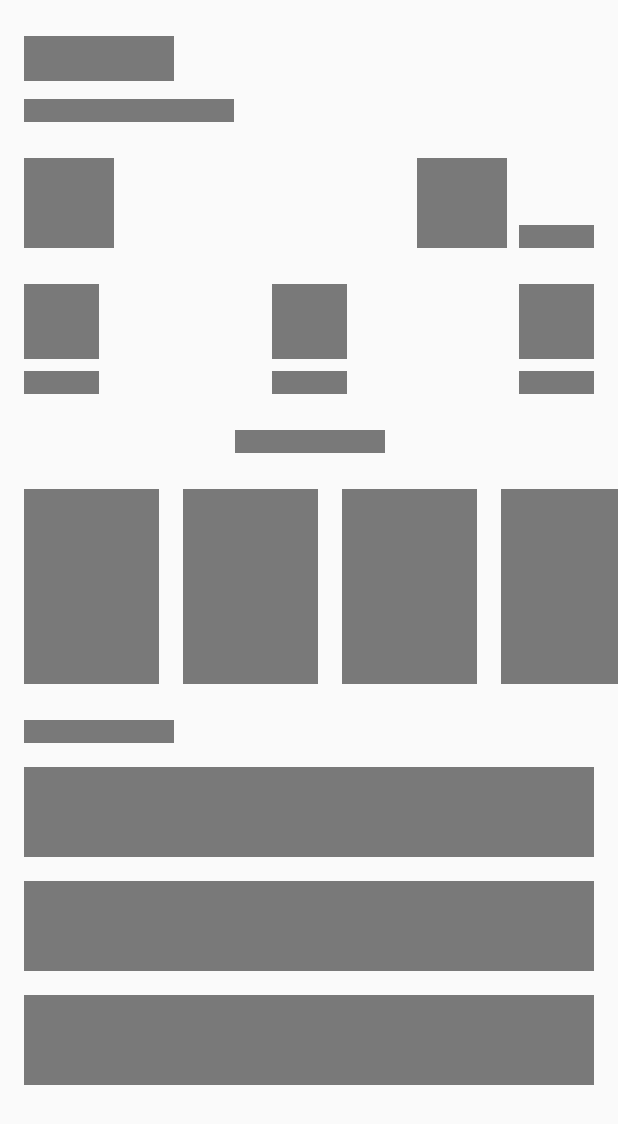
After one commit to mdtasnimulh/KotlinWeather, an Android app: the layout shimmer_layout.xml on its own in the app's theme, with its tools: preview values and no code run, on a phone screen of 412 x 824 dp. The commit adds this screen. Shown: the top 1124 px of the screen. Run offline under Robolectric (Android 15) with nearby library versions, the phone set to English and light mode, and no system bars.

Commit message:
project done

```diff
--- a/app/build.gradle.kts
+++ b/app/build.gradle.kts
@@ -85,6 +85,8 @@ dependencies {
     // LiveData
     implementation ("androidx.lifecycle:lifecycle-livedata-ktx:2.6.2")
 
+    implementation ("com.facebook.shimmer:shimmer:0.5.0")
+
     // Glide
     /*implementation ("com.github.bumptech.glide:glide:4.12.0")
     implementation ("com.caverock:androidsvg-aar:1.4")
--- a/app/src/main/java/com/tasnim/chowdhury/kotlinweather/MainActivity.kt
+++ b/app/src/main/java/com/tasnim/chowdhury/kotlinweather/MainActivity.kt
@@ -14,6 +14,7 @@ import android.os.Handler
 import android.os.Looper
 import android.provider.Settings
 import android.util.Log
+import android.view.View
 import android.widget.Toast
 import androidx.activity.viewModels
 import androidx.core.app.ActivityCompat
--- a/app/src/main/res/layout/activity_main.xml
+++ b/app/src/main/res/layout/activity_main.xml
@@ -3,7 +3,19 @@
     xmlns:app="http://schemas.android.com/apk/res-auto"
     xmlns:tools="http://schemas.android.com/tools">
 
+    <data>
+
+        <import
+            type="android.view.View" />
+
+        <variable
+            name="viewModel"
+            type="com.tasnim.chowdhury.kotlinweather.viewModel.WeatherViewModel" />
+
+    </data>
+
     <androidx.constraintlayout.widget.ConstraintLayout
+        android:id="@+id/mainActivity"
         android:layout_width="match_parent"
         android:layout_height="match_parent"
         tools:context=".MainActivity">
@@ -12,6 +24,8 @@
             android:id="@+id/mainNestedSv"
             android:layout_width="0dp"
             android:layout_height="0dp"
+            android:visibility="@{viewModel.dataLoading ? View.GONE : View.VISIBLE}"
+            tools:visibility="visible"
             app:layout_constraintBottom_toBottomOf="parent"
             app:layout_constraintEnd_toEndOf="parent"
             app:layout_constraintStart_toStartOf="parent"
@@ -372,6 +386,34 @@
 
         </androidx.core.widget.NestedScrollView>
 
+        <com.facebook.shimmer.ShimmerFrameLayout
+            android:id="@+id/shimmer"
+            android:layout_width="match_parent"
+            android:layout_height="0dp"
+            android:layout_marginHorizontal="16dp"
+            android:visibility="@{viewModel.dataLoading ? View.VISIBLE : View.GONE}"
+            tools:visibility="gone"
+            app:layout_constraintEnd_toEndOf="parent"
+            app:layout_constraintStart_toStartOf="parent"
+            app:layout_constraintTop_toTopOf="parent"
+            app:layout_constraintBottom_toBottomOf="parent"
+            app:layout_goneMarginTop="5dp"
+            app:shimmer_duration="1500">
+
+            <!-- Adding 4 grid rows of shimmer layout -->
+
+            <LinearLayout
+                android:layout_width="match_parent"
+                android:layout_height="match_parent"
+                android:baselineAligned="false"
+                android:orientation="vertical">
+
+                <include layout="@layout/shimmer_layout" />
+
+            </LinearLayout>
+
+        </com.facebook.shimmer.ShimmerFrameLayout>
+
     </androidx.constraintlayout.widget.ConstraintLayout>
 
 </layout>
--- /dev/null
+++ b/app/src/main/res/layout/shimmer_layout.xml
@@ -0,0 +1,230 @@
+<?xml version="1.0" encoding="utf-8"?>
+<androidx.constraintlayout.widget.ConstraintLayout xmlns:android="http://schemas.android.com/apk/res/android"
+    xmlns:app="http://schemas.android.com/apk/res-auto"
+    xmlns:tools="http://schemas.android.com/tools"
+    android:layout_width="match_parent"
+    android:layout_height="match_parent"
+    android:paddingVertical="16dp">
+
+    <androidx.core.widget.NestedScrollView
+        android:id="@+id/sNestedSv"
+        android:layout_width="0dp"
+        android:layout_height="0dp"
+        app:layout_constraintBottom_toBottomOf="parent"
+        app:layout_constraintEnd_toEndOf="parent"
+        app:layout_constraintStart_toStartOf="parent"
+        app:layout_constraintTop_toTopOf="parent">
+
+        <androidx.constraintlayout.widget.ConstraintLayout
+            android:layout_width="match_parent"
+            android:layout_height="match_parent">
+
+            <View
+                android:id="@+id/cityName"
+                android:layout_width="100dp"
+                android:layout_height="30dp"
+                android:layout_marginTop="8dp"
+                android:layout_marginStart="16dp"
+                android:background="#797979"
+                app:layout_constraintTop_toTopOf="parent"
+                app:layout_constraintStart_toStartOf="parent"/>
+
+            <View
+                android:id="@+id/dateTime"
+                android:layout_width="140dp"
+                android:layout_height="15dp"
+                android:layout_marginTop="12dp"
+                android:layout_marginStart="16dp"
+                android:background="#797979"
+                app:layout_constraintTop_toBottomOf="@+id/cityName"
+                app:layout_constraintStart_toStartOf="parent"/>
+
+            <View
+                android:id="@+id/currentIcon"
+                android:layout_width="60dp"
+                android:layout_height="60dp"
+                android:layout_marginTop="24dp"
+                android:layout_marginStart="16dp"
+                android:background="#797979"
+                app:layout_constraintTop_toBottomOf="@+id/dateTime"
+                app:layout_constraintStart_toStartOf="parent"/>
+
+            <View
+                android:id="@+id/currentCondition"
+                android:layout_width="50dp"
+                android:layout_height="15dp"
+                android:layout_marginTop="24dp"
+                android:layout_marginEnd="16dp"
+                android:background="#797979"
+                app:layout_constraintEnd_toEndOf="parent"
+                app:layout_constraintBottom_toBottomOf="@+id/currentTemp"/>
+
+            <View
+                android:id="@+id/currentTemp"
+                android:layout_width="60dp"
+                android:layout_height="60dp"
+                android:layout_marginEnd="8dp"
+                android:layout_marginStart="16dp"
+                android:background="#797979"
+                app:layout_constraintTop_toTopOf="@+id/currentIcon"
+                app:layout_constraintBottom_toBottomOf="@+id/currentIcon"
+                app:layout_constraintEnd_toStartOf="@+id/currentCondition"/>
+
+            <View
+                android:id="@+id/widnSpeed"
+                android:layout_width="50dp"
+                android:layout_height="50dp"
+                android:layout_marginTop="24dp"
+                android:layout_marginStart="16dp"
+                android:background="#797979"
+                app:layout_constraintTop_toBottomOf="@+id/currentIcon"
+                app:layout_constraintStart_toStartOf="parent"/>
+
+            <View
+                android:id="@+id/windSpeedT"
+                android:layout_width="50dp"
+                android:layout_height="15dp"
+                android:layout_marginTop="8dp"
+                android:background="#797979"
+                app:layout_constraintEnd_toEndOf="@+id/widnSpeed"
+                app:layout_constraintStart_toStartOf="@+id/widnSpeed"
+                app:layout_constraintTop_toBottomOf="@+id/widnSpeed"/>
+
+            <View
+                android:id="@+id/humidityC"
+                android:layout_width="50dp"
+                android:layout_height="50dp"
+                android:layout_marginEnd="16dp"
+                android:background="#797979"
+                app:layout_constraintTop_toTopOf="@+id/widnSpeed"
+                app:layout_constraintBottom_toBottomOf="@+id/widnSpeed"
+                app:layout_constraintEnd_toEndOf="parent"/>
+
+            <View
+                android:id="@+id/humidityT"
+                android:layout_width="50dp"
+                android:layout_height="15dp"
+                android:layout_marginTop="8dp"
+                android:background="#797979"
+                app:layout_constraintEnd_toEndOf="@+id/humidityC"
+                app:layout_constraintStart_toStartOf="@+id/humidityC"
+                app:layout_constraintTop_toBottomOf="@+id/humidityC"/>
+
+            <View
+                android:id="@+id/cloudC"
+                android:layout_width="50dp"
+                android:layout_height="50dp"
+                android:background="#797979"
+                app:layout_constraintBottom_toBottomOf="@+id/widnSpeed"
+                app:layout_constraintEnd_toStartOf="@+id/humidityC"
+                app:layout_constraintStart_toEndOf="@+id/widnSpeed"
+                app:layout_constraintTop_toTopOf="@+id/widnSpeed" />
+
+            <View
+                android:id="@+id/cloudT"
+                android:layout_width="50dp"
+                android:layout_height="15dp"
+                android:layout_marginTop="8dp"
+                android:background="#797979"
+                app:layout_constraintEnd_toEndOf="@+id/cloudC"
+                app:layout_constraintStart_toStartOf="@+id/cloudC"
+                app:layout_constraintTop_toBottomOf="@+id/cloudC"/>
+
+            <View
+                android:id="@+id/todayT"
+                android:layout_width="100dp"
+                android:layout_height="15dp"
+                android:layout_marginTop="24dp"
+                android:background="#797979"
+                app:layout_constraintEnd_toEndOf="@+id/cloudC"
+                app:layout_constraintStart_toStartOf="@+id/cloudC"
+                app:layout_constraintTop_toBottomOf="@+id/cloudT"/>
+
+            <View
+                android:id="@+id/hc"
+                android:layout_width="90dp"
+                android:layout_height="130dp"
+                android:background="#797979"
+                android:layout_marginTop="24dp"
+                android:layout_marginStart="16dp"
+                app:layout_constraintTop_toBottomOf="@+id/todayT"
+                app:layout_constraintStart_toStartOf="parent"/>
+
+            <View
+                android:id="@+id/hcs"
+                android:layout_width="90dp"
+                android:layout_height="130dp"
+                android:background="#797979"
+                android:layout_marginStart="16dp"
+                app:layout_constraintBottom_toBottomOf="@+id/hc"
+                app:layout_constraintStart_toEndOf="@+id/hc"
+                app:layout_constraintTop_toTopOf="@+id/hc" />
+
+            <View
+                android:id="@+id/hcsa"
+                android:layout_width="90dp"
+                android:layout_height="130dp"
+                android:background="#797979"
+                android:layout_marginStart="16dp"
+                app:layout_constraintBottom_toBottomOf="@+id/hcs"
+                app:layout_constraintStart_toEndOf="@+id/hcs"
+                app:layout_constraintTop_toTopOf="@+id/hcs" />
+
+            <View
+                android:id="@+id/hcsad"
+                android:layout_width="90dp"
+                android:layout_height="130dp"
+                android:background="#797979"
+                android:layout_marginStart="16dp"
+                app:layout_constraintBottom_toBottomOf="@+id/hcs"
+                app:layout_constraintStart_toEndOf="@+id/hcsa"
+                app:layout_constraintTop_toTopOf="@+id/hcs" />
+
+            <View
+                android:id="@+id/dailyT"
+                android:layout_width="100dp"
+                android:layout_height="15dp"
+                android:layout_marginTop="24dp"
+                android:layout_marginStart="16dp"
+                android:background="#797979"
+                app:layout_constraintStart_toStartOf="parent"
+                app:layout_constraintTop_toBottomOf="@+id/hcsad"/>
+
+            <View
+                android:id="@+id/dc"
+                android:layout_width="match_parent"
+                android:layout_height="60dp"
+                android:background="#797979"
+                android:layout_marginTop="16dp"
+                android:layout_marginHorizontal="16dp"
+                app:layout_constraintTop_toBottomOf="@+id/dailyT"
+                app:layout_constraintStart_toStartOf="parent"
+                app:layout_constraintEnd_toEndOf="parent"/>
+
+            <View
+                android:id="@+id/dca"
+                android:layout_width="match_parent"
+                android:layout_height="60dp"
+                android:background="#797979"
+                android:layout_marginTop="16dp"
+                android:layout_marginHorizontal="16dp"
+                app:layout_constraintTop_toBottomOf="@+id/dc"
+                app:layout_constraintStart_toStartOf="parent"
+                app:layout_constraintEnd_toEndOf="parent"/>
+
+            <View
+                android:id="@+id/dcad"
+                android:layout_width="match_parent"
+                android:layout_height="60dp"
+                android:background="#797979"
+                android:layout_marginTop="16dp"
+                android:layout_marginHorizontal="16dp"
+                app:layout_constraintTop_toBottomOf="@+id/dca"
+                app:layout_constraintStart_toStartOf="parent"
+                app:layout_constraintEnd_toEndOf="parent"/>
+
+        </androidx.constraintlayout.widget.ConstraintLayout>
+
+    </androidx.core.widget.NestedScrollView>
+
+</androidx.constraintlayout.widget.ConstraintLayout>
```
